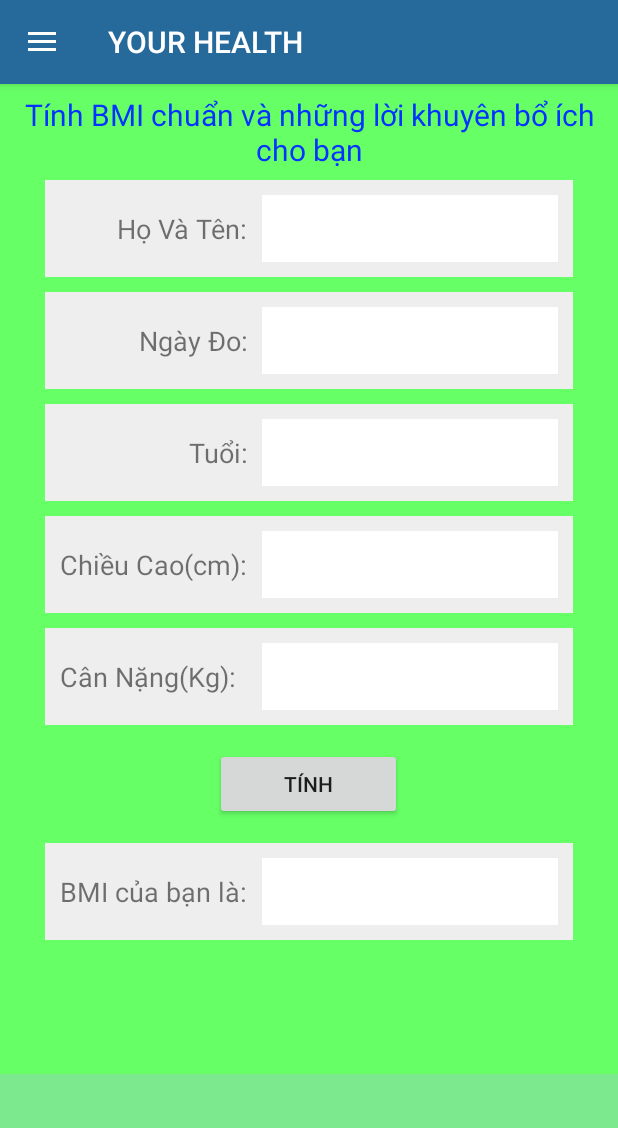
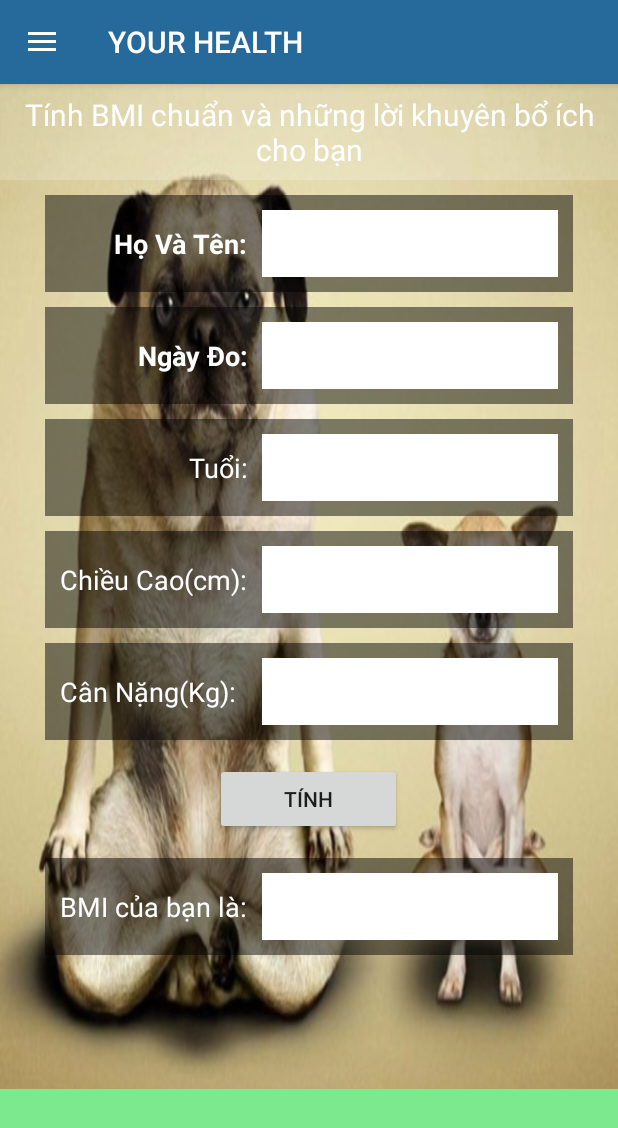
Before and after one commit to doansk/App_SucKhoe, an Android app: the screen it shows after launch (MainActivity), in the side drawer, after a tap on "Tính BMI", on a phone screen of 412 x 824 dp. Shown: the top 1128 px of the screen. Run offline under Robolectric (Android 15) with nearby library versions, the phone set to English and light mode, and no system bars.

Commit message:
chinh sua layout bmi

```diff
--- a/app/src/main/res/layout/layout_tinhbmi.xml
+++ b/app/src/main/res/layout/layout_tinhbmi.xml
@@ -7,7 +7,7 @@
     android:background="@drawable/hn2">
 
     <TableLayout
-        android:background="#66FF66"
+        android:background="@drawable/hinhnenbmi"
         android:layout_width="match_parent"
         android:layout_height="wrap_content">
 
@@ -16,23 +16,25 @@
             android:layout_width="match_parent"
             android:layout_height="64dp"
             android:gravity="center"
+            android:background="#2FFFFFFF"
             android:text="@string/t_nh_bmi_chu_n_v_nh_ng_l_i_khuy_n_b_ch_cho_b_n"
-            android:textColor="#0033FF"
+            android:textColor="#FFFFFF"
             android:textSize="20sp"
             tools:layout_editor_absoluteX="163dp"
             tools:layout_editor_absoluteY="56dp" />
 
         <TableRow
-            android:paddingRight="10dp"
+            android:layout_width="244dp"
+            android:layout_height="108dp"
+            android:layout_marginTop="10dp"
+            android:layout_marginLeft="30dp"
+            android:layout_marginRight="30dp"
+            android:background="#7C000000"
+            android:orientation="vertical"
             android:paddingLeft="10dp"
             android:paddingTop="10dp"
-            android:paddingBottom="10dp"
-            android:background="#EEEEEE"
-            android:layout_marginLeft="30dp"
-            android:layout_marginRight="30dp"
-            android:orientation="vertical"
-            android:layout_width="233dp"
-            android:layout_height="108dp">
+            android:paddingRight="10dp"
+            android:paddingBottom="10dp">
 
             <TextView
                 android:id="@+id/bmiten"
@@ -40,26 +42,29 @@
                 android:layout_height="wrap_content"
                 android:text="@string/h_v_t_n"
                 android:textAlignment="textEnd"
+                android:textColor="#ffff"
                 android:textSize="18sp"
+                android:textStyle="bold"
                 tools:layout_editor_absoluteX="16dp"
                 tools:layout_editor_absoluteY="116dp" />
 
             <EditText
+                android:id="@+id/hoten"
+                android:layout_width="130dp"
+                android:layout_height="wrap_content"
                 android:layout_marginLeft="10dp"
                 android:layout_marginRight="10dp"
+                android:autofillHints=""
                 android:background="#fff"
-                android:paddingRight="10dp"
+                android:ems="10"
+                android:inputType="textPersonName"
                 android:paddingLeft="10dp"
                 android:paddingTop="10dp"
+                android:paddingRight="10dp"
                 android:paddingBottom="10dp"
-                android:id="@+id/hoten"
-                android:layout_width="wrap_content"
-                android:layout_height="wrap_content"
-                android:ems="10"
-                android:inputType="textPersonName"
                 tools:layout_editor_absoluteX="0dp"
                 tools:layout_editor_absoluteY="141dp"
-                android:autofillHints="" tools:targetApi="o" />
+                tools:targetApi="o" />
 
         </TableRow>
 
@@ -68,7 +73,7 @@
             android:paddingLeft="10dp"
             android:paddingTop="10dp"
             android:paddingBottom="10dp"
-            android:background="#EEEEEE"
+            android:background="#7C000000"
             android:layout_marginLeft="30dp"
             android:layout_marginRight="30dp"
             android:layout_marginTop="10dp"
@@ -82,7 +87,9 @@
                 android:layout_height="wrap_content"
                 android:text="@string/ng_y_o"
                 android:textAlignment="textEnd"
+                android:textColor="@color/white"
                 android:textSize="18sp"
+                android:textStyle="bold"
                 tools:layout_editor_absoluteX="16dp"
                 tools:layout_editor_absoluteY="116dp" />
 
@@ -108,7 +115,7 @@
             android:paddingLeft="10dp"
             android:paddingTop="10dp"
             android:paddingBottom="10dp"
-            android:background="#EEEEEE"
+            android:background="#7C000000"
             android:layout_marginLeft="30dp"
             android:layout_marginRight="30dp"
             android:layout_marginTop="10dp"
@@ -121,6 +128,7 @@
                 android:layout_width="wrap_content"
                 android:layout_height="wrap_content"
                 android:text="@string/tu_i"
+                android:textColor="#ffff"
                 android:textAlignment="textEnd"
                 android:textSize="18sp"
                 tools:layout_editor_absoluteX="16dp"
@@ -150,7 +158,7 @@
             android:paddingLeft="10dp"
             android:paddingTop="10dp"
             android:paddingBottom="10dp"
-            android:background="#EEEEEE"
+            android:background="#7C000000"
             android:layout_marginLeft="30dp"
             android:layout_marginRight="30dp"
             android:layout_marginTop="10dp"
@@ -164,6 +172,7 @@
                 android:layout_height="wrap_content"
                 android:text="@string/chi_u_cao_cm"
                 android:textAlignment="textEnd"
+                android:textColor="#ffff"
                 android:textSize="18sp"
                 tools:layout_editor_absoluteX="16dp"
                 tools:layout_editor_absoluteY="116dp" />
@@ -192,7 +201,7 @@
             android:paddingLeft="10dp"
             android:paddingTop="10dp"
             android:paddingBottom="10dp"
-            android:background="#EEEEEE"
+            android:background="#7C000000"
             android:layout_marginLeft="30dp"
             android:layout_marginRight="30dp"
             android:layout_marginTop="10dp"
@@ -205,6 +214,7 @@
                 android:layout_width="wrap_content"
                 android:layout_height="wrap_content"
                 android:text="@string/c_n_n_ng_kg"
+                android:textColor="#ffff"
                 android:textSize="18sp"
                 tools:layout_editor_absoluteX="16dp"
                 tools:layout_editor_absoluteY="116dp" />
@@ -250,7 +260,7 @@
             android:paddingLeft="10dp"
             android:paddingTop="10dp"
             android:paddingBottom="10dp"
-            android:background="#EEEEEE"
+            android:background="#7C000000"
             android:layout_marginLeft="30dp"
             android:layout_marginRight="30dp"
             android:layout_marginTop="10dp"
@@ -263,6 +273,7 @@
                 android:layout_width="wrap_content"
                 android:layout_height="wrap_content"
                 android:text="@string/bmi_c_a_b_n_l"
+                android:textColor="#ffff"
                 android:textAlignment="textEnd"
                 android:textSize="18sp"
                 tools:layout_editor_absoluteX="16dp"
--- a/app/src/main/res/values/colors.xml
+++ b/app/src/main/res/values/colors.xml
@@ -2,7 +2,7 @@
 <resources>
     <color name="colorPrimary">#266A9C</color>
     <color name="colorPrimaryDark">#6FA4D1</color>
-    <color name="white">#ffffff</color>
+    <color name="white">#FFFFFF</color>
     <color name="colorAccent">#FF4081</color>
     <color name="darkgay">#6c6c6c</color>
 </resources>
```
Also changed, not shown: app/src/main/res/drawable/hinhnenbmi.jpg (added).
